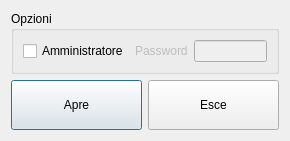
Qt form src/dbdialog.ui (mtonin/gestcassa) before a commit.
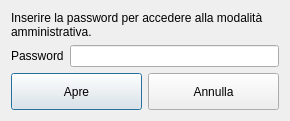
The same form after that commit.

Commit message: - rimosso scelta modalità cassa/amministrazione all'avvio - richiesta password per passare in modalità amministrazione - visualizza sempre i pulsanti reparto (evita resize dei frame)

What changed in the file:
```diff
--- a/src/dbdialog.ui
+++ b/src/dbdialog.ui
@@ -7,7 +7,7 @@
     <x>0</x>
     <y>0</y>
     <width>290</width>
-    <height>141</height>
+    <height>121</height>
    </rect>
   </property>
   <property name="windowTitle">
@@ -15,21 +15,12 @@
   </property>
   <layout class="QVBoxLayout" name="verticalLayout">
    <item>
-    <widget class="QGroupBox" name="groupBox">
-     <property name="title">
-      <string>Opzioni</string>
-     </property>
-     <layout class="QHBoxLayout" name="horizontalLayout_4">
-      <item>
-       <widget class="QCheckBox" name="adminBox">
-        <property name="sizePolicy">
-         <sizepolicy hsizetype="Minimum" vsizetype="Fixed">
-          <horstretch>0</horstretch>
-          <verstretch>0</verstretch>
-         </sizepolicy>
-        </property>
+    <widget class="QLabel" name="label">
         <property name="text">
-         <string>Amministratore</string>
+      <string>Inserire la password per accedere alla modalità amministrativa.</string>
+     </property>
+     <property name="wordWrap">
+      <bool>true</bool>
         </property>
        </widget>
       </item>
@@ -38,7 +29,7 @@
         <item>
          <widget class="QLabel" name="passwordLbl">
           <property name="enabled">
-           <bool>false</bool>
+        <bool>true</bool>
           </property>
           <property name="text">
            <string>Password</string>
@@ -48,7 +39,7 @@
         <item>
          <widget class="QLineEdit" name="password">
           <property name="enabled">
-           <bool>false</bool>
+        <bool>true</bool>
           </property>
           <property name="echoMode">
            <enum>QLineEdit::Password</enum>
@@ -57,9 +48,6 @@
         </item>
        </layout>
       </item>
-     </layout>
-    </widget>
-   </item>
    <item>
     <layout class="QHBoxLayout" name="horizontalLayout_2">
      <item>
@@ -84,7 +72,7 @@
         </sizepolicy>
        </property>
        <property name="text">
-        <string>Esce</string>
+        <string>Annulla</string>
        </property>
       </widget>
      </item>
```
Lines whose indentation alone changed are shown as unchanged. The commit also changes 5 other files.
